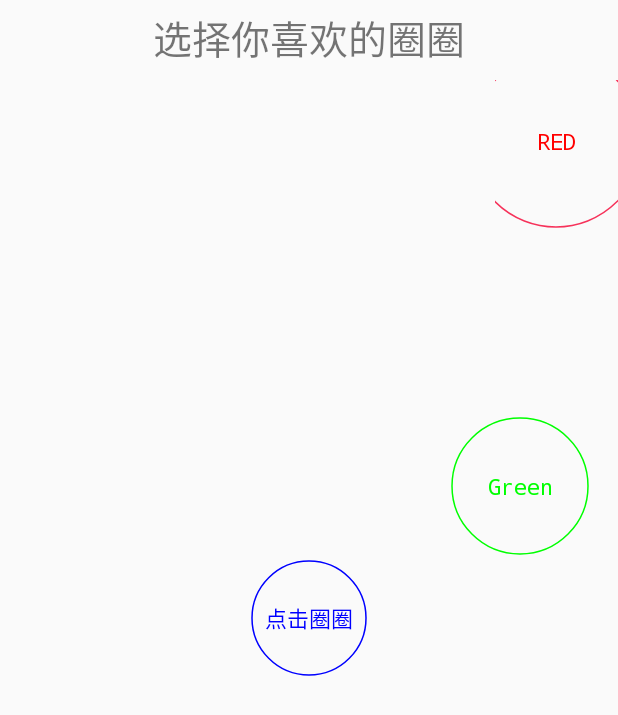
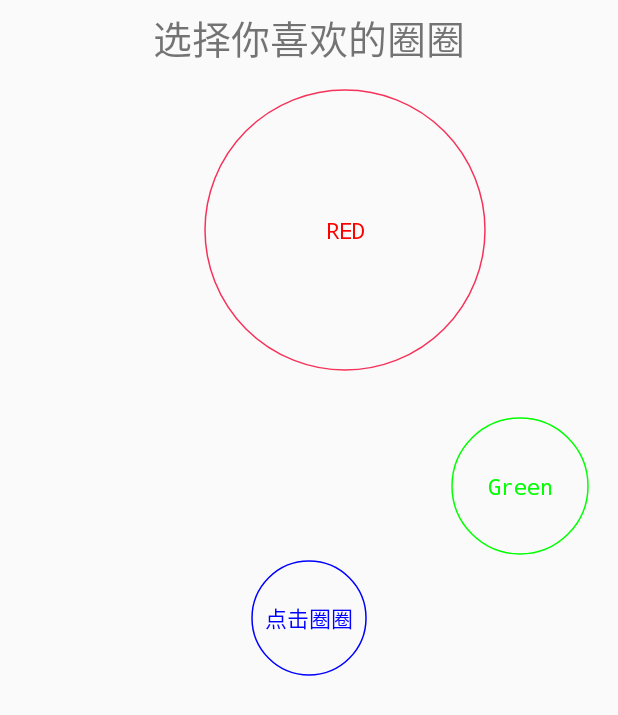
Before and after one commit to RustFisher/aboutView, an Android app: the CirclesActivity screen opened directly, with no data from a screen before it, on a phone screen of 412 x 824 dp. Shown: the top 715 px of the screen. Run offline under Robolectric (Android 15) with nearby library versions, the phone set to English and light mode, and no system bars.

Commit message:
adjust some values 	modified:   java/com/rust/aboutview/CirclesActivity.java 	modified:   res/layout/activity_circle_choose.xml

```diff
--- a/app/src/main/java/com/rust/aboutview/CirclesActivity.java
+++ b/app/src/main/java/com/rust/aboutview/CirclesActivity.java
@@ -21,7 +21,7 @@ public class CirclesActivity extends Activity {
     private static final int UPDATE_ALL_CIRCLE = 99;
 
     int circleCenter_r;
-    public static final int circle0_r = 40;
+    public static final int circle0_r = 88;
     int circle1_r;
 
     OptionCircle centerCircle;
@@ -55,7 +55,7 @@ public class CirclesActivity extends Activity {
                         if (r >= 99) zoomDir = false;
                     } else {
                         r--;
-                        if (r <= 86) zoomDir = true;
+                        if (r <= circle0_r) zoomDir = true;
                     }
                     activity.circle0.invalidate();
                     activity.circle0.setRadius(r);
--- a/app/src/main/res/layout/activity_circle_choose.xml
+++ b/app/src/main/res/layout/activity_circle_choose.xml
@@ -23,7 +23,7 @@
         android:id="@+id/circle_0"
         android:layout_width="200dp"
         android:layout_height="200dp"
-        android:layout_marginStart="330dp"
+        android:layout_marginStart="130dp"
         android:layout_marginTop="53dp" />
 
     <com.rust.aboutview.view.OptionCircle
```
